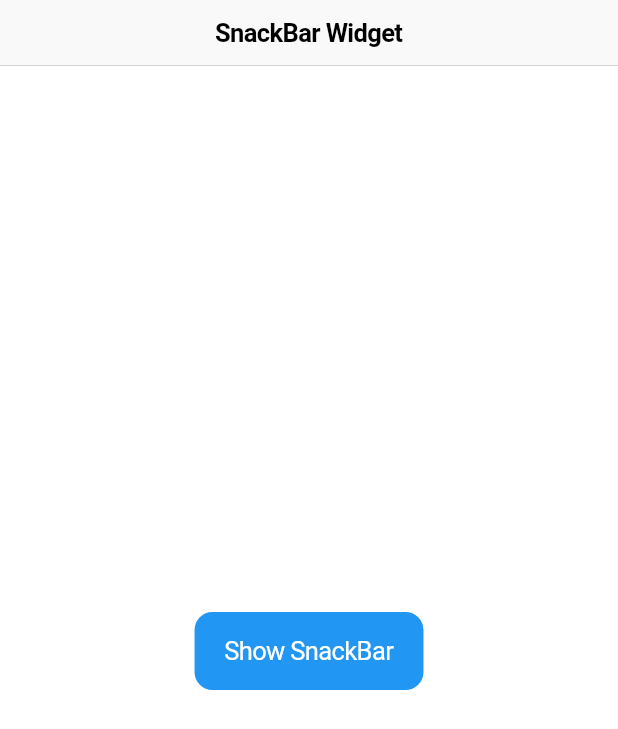
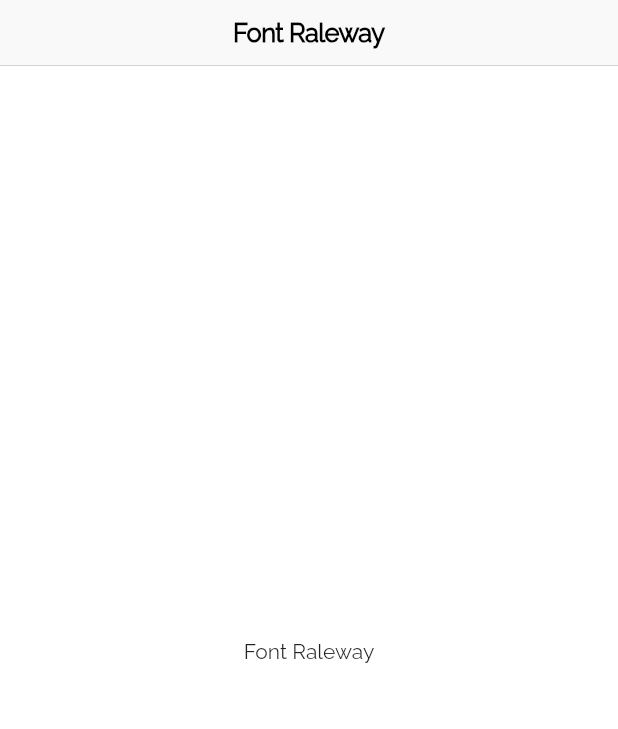
Before and after one commit to PBrunoCyber/cookbook, a Flutter app: the screen it shows after launch, on a phone screen of 412 x 824 dp. Shown: the top 729 px of the screen. Run offline on Flutter 3.47's test engine with Material 2 defaults, Android fonts, the phone set to English and light mode, and no system bars.

Commit message:
Font added

```diff
--- /dev/null
+++ b/lib/Design/font.dart
@@ -0,0 +1,23 @@
+import 'package:flutter/material.dart';
+import 'package:flutter/cupertino.dart';
+
+class FontPage extends StatelessWidget {
+  @override
+  Widget build(BuildContext context) {
+    return Scaffold(
+      appBar: CupertinoNavigationBar(
+        middle: Text(
+          "Font Raleway",
+          style: TextStyle(fontFamily: 'Raleway'),
+        ),
+      ),
+      backgroundColor: Colors.white,
+      body: Center(
+        child: Text(
+          "Font Raleway",
+          style: TextStyle(fontFamily: 'Raleway'),
+        ),
+      ),
+    );
+  }
+}
--- a/lib/main.dart
+++ b/lib/main.dart
@@ -1,5 +1,5 @@
 import 'package:flutter/material.dart';
-import 'Design/snackbar.dart';
+import 'Design/font.dart';
 
 void main() {
   runApp(MyApp());
@@ -13,7 +13,7 @@ class MyApp extends StatelessWidget {
       theme: ThemeData(
         primarySwatch: Colors.blue,
       ),
-      home: SnackBarPage(),
+      home: FontPage(),
     );
   }
 }
--- a/pubspec.yaml
+++ b/pubspec.yaml
@@ -43,7 +43,10 @@ flutter:
   # included with your application, so that you can use the icons in
   # the material Icons class.
   uses-material-design: true
-
+  fonts:
+    - family: Raleway
+      fonts:
+        - asset: fonts/Raleway-Regular.ttf
   # To add assets to your application, add an assets section, like this:
   # assets:
   #   - images/a_dot_burr.jpeg
```
Also changed, not shown: fonts/Raleway-Regular.ttf (added).
